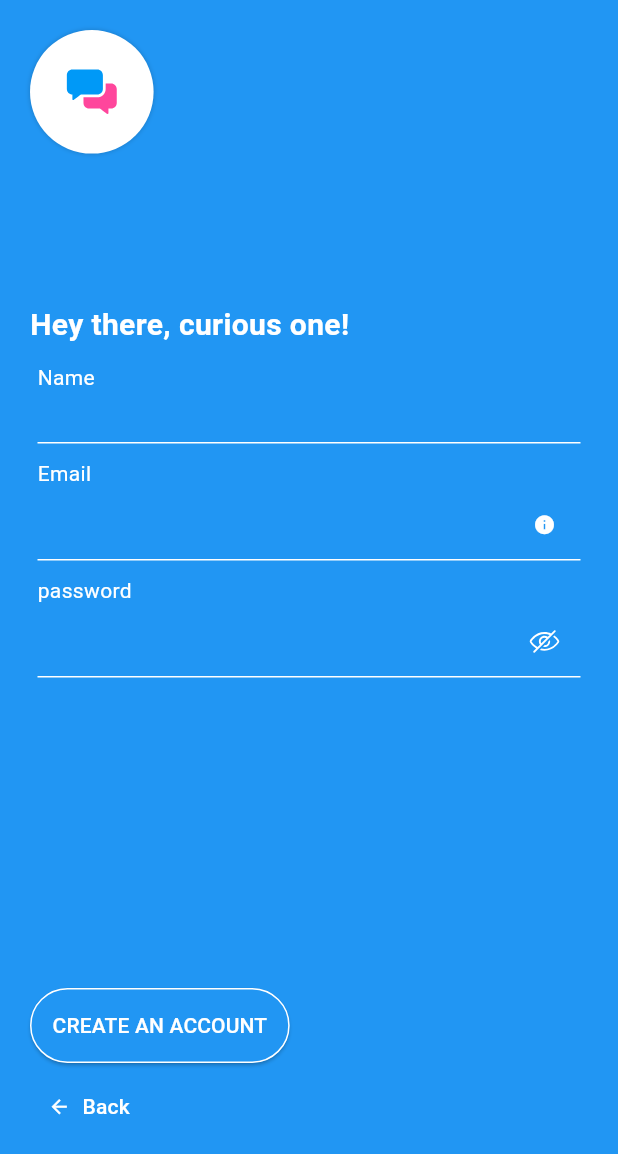
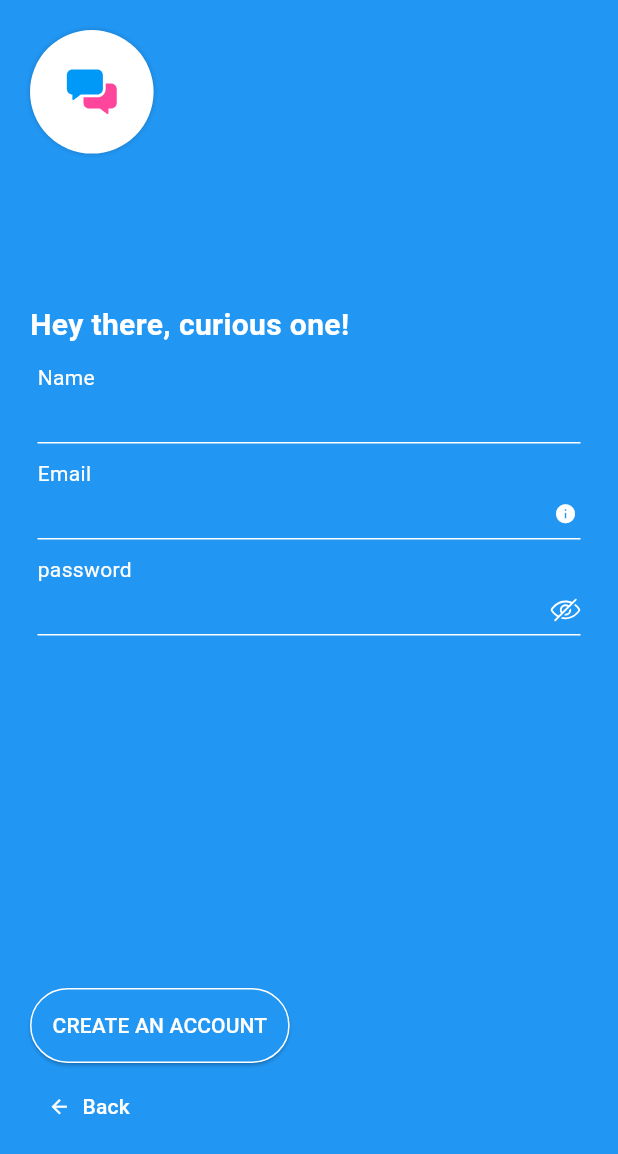
Before and after one commit to gnanasurya19/chit_chat, a Flutter app: the screen it shows after launch, after a tap on "CREATE AN ACCOUNT", on a phone screen of 412 x 824 dp. Shown: the top 1154 px of the screen. Run offline on Flutter 3.47's test engine with Material 3 defaults, Android fonts, the light colour scheme and no system bars; our stand-ins replace animated_theme_switcher, cached_network_image, cloud_firestore, connectivity_plus, dio, firebase_auth and 19 more; missing offline and left inert: audio_waveforms, image_size_getter, open_file_plus, record, video_thumbnail; accounts and stored records are empty; network calls fail.

Commit message:
new theme feature, issue fixes, image rendering issue resolved

```diff
--- a/lib/controller/chat_cubit/chat_state.dart
+++ b/lib/controller/chat_cubit/chat_state.dart
@@ -11,21 +11,16 @@ final class OpenUploadFileDialog extends ChatActionState {}
 
 final class UploadFile extends ChatActionState {
   final MediaType mediaType;
-  final List<String> filePath;
+  final List<String> fileData;
   final FileStatus fileStatus;
 
   UploadFile(
-      {required this.filePath,
+      {required this.fileData,
       required this.fileStatus,
       required this.mediaType});
 }
 
-final class FileUploaded extends ChatActionState {
-  final List<String> fileUrl;
-  final MediaType mediaType;
-
-  FileUploaded({required this.mediaType, required this.fileUrl});
-}
+final class FileUploaded extends ChatActionState {}
 
 final class ChatReadyActionState extends ChatActionState {
   final int chatlength;
--- a/lib/controller/profile_cubit/profile_state.dart
+++ b/lib/controller/profile_cubit/profile_state.dart
@@ -8,13 +8,13 @@ sealed class ProfileActionState extends ProfileState {}
 final class ProfileInitial extends ProfileState {
   final UserData user;
   final bool? isNotification;
-  final bool? isDarkTheme;
+  final AppTheme? appTheme;
   final String? editedprofile;
 
   ProfileInitial({
     required this.user,
     this.isNotification,
-    this.isDarkTheme,
+    this.appTheme,
     this.editedprofile,
   });
 }
--- a/lib/main.dart
+++ b/lib/main.dart
@@ -4,6 +4,7 @@ import 'package:chit_chat/view/screen/profile_edit_page.dart';
 import 'package:firebase_core/firebase_core.dart';
 import 'package:firebase_messaging/firebase_messaging.dart';
 import 'package:flutter/material.dart';
+import 'package:flutter/scheduler.dart';
 import 'package:flutter_bloc/flutter_bloc.dart';
 import 'package:shared_preferences/shared_preferences.dart';
 import 'package:chit_chat/controller/auth_cubit/auth_cubit.dart';
@@ -66,34 +67,52 @@ class ThemeChanger extends StatefulWidget {
 }
 
 class _ThemeChangerState extends State<ThemeChanger> {
-  late Future<bool> isDarkThemeFuture;
+  late Future<AppTheme> isDarkThemeFuture;
+  ThemeData systemTheme = MyAppTheme.lightTheme;
 
   @override
   void initState() {
     super.initState();
-    isDarkThemeFuture = fetchIsDarkTheme().then(
-      (value) {
-        return value;
-      },
-    );
+    isDarkThemeFuture = fetchIsDarkTheme();
+    checkSystemtheme();
   }
 
-  Future<bool> fetchIsDarkTheme() async {
+  Future<AppTheme> fetchIsDarkTheme() async {
     final SharedPreferences sp = await SharedPreferences.getInstance();
     String theme = sp.getString('thememode') ?? 'light';
-    return theme == 'dark';
+    switch (theme) {
+      case 'dark':
+        return AppTheme.dark;
+      case 'light':
+        return AppTheme.light;
+      default:
+        return AppTheme.system;
+    }
+  }
+
+  checkSystemtheme() {
+    var brightness =
+        SchedulerBinding.instance.platformDispatcher.platformBrightness;
+    if (brightness == Brightness.dark) {
+      setState(() {
+        systemTheme = MyAppTheme.darkTheme;
+      });
+    }
   }
 
   @override
   Widget build(BuildContext context) {
-    return FutureBuilder<bool>(
+    return FutureBuilder<AppTheme>(
       future: isDarkThemeFuture,
       builder: (context, snapshot) {
         if (snapshot.hasData) {
-          final isDarkTheme = snapshot.data ?? false;
+          final isDarkTheme = snapshot.data;
           return ThemeProvider(
-            initTheme:
-                isDarkTheme ? MyAppTheme.darkTheme : MyAppTheme.lightTheme,
+            initTheme: isDarkTheme == AppTheme.dark
+                ? MyAppTheme.darkTheme
+                : isDarkTheme == AppTheme.light
+                    ? MyAppTheme.lightTheme
+                    : systemTheme,
             builder: (context, myTheme) {
               return MaterialApp(
                 title: 'ChitChat',
@@ -109,7 +128,6 @@ class _ThemeChangerState extends State<ThemeChanger> {
                   "email": (context) => const EmailVerificationPage(),
                   "profile": (context) => const ProfilePage(),
                   "profile-edit": (context) => const ProfileEditPage(),
-                  // "practice": (context) => const PracticePage(),
                 },
               );
             },
--- /dev/null
+++ b/lib/model/media_data_model.dart
@@ -0,0 +1,9 @@
+class MediaDataModel {
+  String filePath;
+  String? fileUrl;
+  int? width;
+  int? height;
+
+  MediaDataModel(
+      {required this.filePath, this.height, this.width, this.fileUrl});
+}
--- a/lib/model/message_model.dart
+++ b/lib/model/message_model.dart
@@ -20,6 +20,8 @@ class MessageModel {
   bool? isDownloading;
   String? audioDuration = '0.00';
   String? audioCurrentDuration = '0.00';
+  double? imageHeight;
+  double? imageWidth;
 
   MessageModel({
     this.senderID,
@@ -40,6 +42,8 @@ class MessageModel {
     this.audioCurrentDuration,
     this.isDownloading,
     this.isAudioDownloaded,
+    this.imageHeight,
+    this.imageWidth,
   });
 
   MessageModel.fromJson(Map<String, dynamic> json, docID) {
@@ -87,6 +91,8 @@ class MessageModel {
       audioFormData = List.from(json['audioFormData']);
     }
     audioDuration = json['audioDuration'];
+    imageHeight = json['imageHeight'];
+    imageWidth = json['imageWidth'];
   }
 
   Map<String, dynamic> toJson() {
@@ -103,6 +109,8 @@ class MessageModel {
     data['audiourl'] = audioUrl;
     data['audioFormData'] = audioFormData;
     data['audioDuration'] = audioDuration;
+    data['imageHeight'] = imageHeight;
+    data['imageWidth'] = imageWidth;
     return data;
   }
 }
--- a/lib/network/network_api_service.dart
+++ b/lib/network/network_api_service.dart
@@ -3,7 +3,6 @@ import 'dart:convert';
 import 'dart:io';
 import 'package:chit_chat/model/message_model.dart';
 import 'package:chit_chat/model/user_data.dart';
-import 'package:chit_chat/res/common_instants.dart';
 import 'package:dio/dio.dart';
 import 'package:firebase_auth/firebase_auth.dart';
 import 'package:flutter/services.dart';
@@ -68,14 +67,8 @@ class NetworkApiService {
             Uri.parse(
               "https://api.github.com/repos/gnanasurya19/chit_chat/releases/latest",
             ),
-            // headers: {
-            //   'Authorization': 'Bearer $token',
-            //   "Accept": "application/vnd.github+json",
-            //   "X-GitHub-Api-Version": "2022-11-28"
-            // },
           )
           .timeout(const Duration(seconds: 10));
-      print("${response.statusCode} response.statusCode");
       if (response.statusCode == 200) {
         return jsonDecode(response.body);
       } else {
@@ -98,7 +91,6 @@ class NetworkApiService {
     await dio.download(
       url,
       fullPath,
-      onReceiveProgress: (count, total) => print(count),
     );
     return fullPath;
   }
--- a/lib/res/colors.dart
+++ b/lib/res/colors.dart
@@ -23,9 +23,10 @@ class AppColor {
 class MyAppTheme {
   static ThemeData lightTheme = ThemeData(
     textSelectionTheme: TextSelectionThemeData(
-        cursorColor: AppColor.blue,
+      cursorColor: AppColor.white,
       selectionColor: AppColor.blue.withValues(alpha: 0.5),
-        selectionHandleColor: AppColor.blue),
+      selectionHandleColor: AppColor.blueGrey,
+    ),
     brightness: Brightness.light,
     fontFamily: 'Roboto-Regular',
     colorScheme: const ColorScheme.light(
@@ -40,6 +41,7 @@ class MyAppTheme {
       secondary: AppColor.darkGreyText,
       tertiary: AppColor.greyText,
       surfaceDim: AppColor.greyBg,
+      onSecondary: AppColor.blue,
     ),
   );
   static ThemeData darkTheme = ThemeData(
@@ -61,6 +63,6 @@ class MyAppTheme {
         secondary: AppColor.white,
         tertiary: AppColor.white,
         surfaceDim: AppColor.blueGrey,
-    ),
+        onSecondary: AppColor.white),
   );
 }
--- a/lib/res/common_instants.dart
+++ b/lib/res/common_instants.dart
@@ -118,19 +118,12 @@ Future<void> onBackgroundMsg(RemoteMessage message) async {
 setBadgeCount(int count) async {
   SharedPreferences sp = await SharedPreferences.getInstance();
   sp.setInt('badgeCount', count);
-  // print('entered');
-
-  // print(count);
   if (count == 0) {
     // FlutterAppBadger.removeBadge(0);
     // FlutterAppBadgeControl().getPlatformVersion();
-    // print('badge');
   } else {
-    // print(await FlutterAppBadgeControl.isAppBadgeSupported());
     // FlutterAppBadger.updateBadgeCount(2);
-    // print('count');
     // FlutterAppBadgeControl.updateBadgeCount(count).then((value) {
-    // print('success');
     // });
   }
 }
@@ -264,3 +257,5 @@ Future<void> groupNotification(
     NotificationDetails(android: summaryNotificationDetails),
   );
 }
+
+enum AppTheme { dark, light, system }
--- a/lib/res/custom_widget/text_field_animation.dart
+++ b/lib/res/custom_widget/text_field_animation.dart
@@ -98,20 +98,28 @@ class _TextFieldAnimationState extends State<TextFieldAnimation>
                   controller: widget.controller,
                   decoration: InputDecoration(
                     isDense: true,
-                    contentPadding: const EdgeInsets.all(5),
+                    contentPadding: const EdgeInsets.fromLTRB(0, 5, 5, 5),
+                    suffixIconConstraints: BoxConstraints(minWidth: 0),
                     suffixIcon: (widget.isPassword ?? false)
-                        ? IconButton(
-                            onPressed: () {
+                        ? InkWell(
+                            splashFactory: NoSplash.splashFactory,
+                            onTap: () {
                               if (widget.onSufClick != null) {
                                 widget.onSufClick!();
                               }
                             },
-                            icon: SVGIcon(
+                            child: Container(
+                              decoration: BoxDecoration(
+                                shape: BoxShape.circle,
+                              ),
+                              width: style.icon.sm,
+                              height: style.icon.sm,
+                              child: SVGIcon(
                                 name: widget.isPassWordVisible ?? false
                                     ? 'eye'
                                     : 'hide-eye',
                                 color: widget.color,
-                              size: style.icon.sm,
+                              ),
                             ),
                           )
                         : widget.issignUpEmail ?? false
@@ -141,8 +149,8 @@ class EmailNotePopoverBtn extends StatelessWidget {
 
   @override
   Widget build(BuildContext context) {
-    return IconButton(
-      onPressed: () {
+    return InkWell(
+      onTap: () {
         showPopover(
           context: context,
           direction: PopoverDirection.top,
@@ -155,11 +163,15 @@ class EmailNotePopoverBtn extends StatelessWidget {
           ),
         );
       },
-      icon: Icon(
+      child: SizedBox(
+        width: style.icon.sm,
+        height: style.icon.sm,
+        child: Icon(
           Icons.info,
           color: AppColor.white,
           size: style.icon.xs,
         ),
+      ),
     );
   }
 }
--- a/lib/view/screen/home_page.dart
+++ b/lib/view/screen/home_page.dart
@@ -29,11 +29,7 @@ class _HomePageState extends State<HomePage> with WidgetsBindingObserver {
   void initState() {
     BlocProvider.of<HomeCubit>(context).onInit().then((v) {
       if (mounted) {
-        BlocProvider.of<ProfileCubit>(context).getProfile().then((v) {
-          if (mounted) {
-            BlocProvider.of<UpdateCubit>(context).checkforUpdate('auto');
-          }
-        });
+        BlocProvider.of<ProfileCubit>(context).getProfile();
       }
     });
     WidgetsBinding.instance.addObserver(this);
--- a/lib/view/widget/logout_confirmation.dart
+++ b/lib/view/widget/logout_confirmation.dart
@@ -14,7 +14,7 @@ class LogoutConfirmation extends StatelessWidget {
   Widget build(BuildContext context) {
     return Dialog(
       shadowColor: AppColor.black,
-      elevation: 20,
+      elevation: 15,
       backgroundColor: Theme.of(context).colorScheme.onTertiary,
       clipBehavior: Clip.antiAliasWithSaveLayer,
       child: Container(
--- a/pubspec.yaml
+++ b/pubspec.yaml
@@ -1,16 +1,14 @@
 name: chit_chat
 description: "A new Flutter project."
 publish_to: 'none'
-version: 1.1.2
+version: 1.2.0
 
 environment:
   sdk: ^3.5.1
 
 dependencies:
   animated_theme_switcher: ^2.0.10
-  animated_toggle_switch: ^0.8.3
   animations: ^2.0.11
-  audio_session: ^0.1.21
   audio_waveforms: ^1.2.0
   cached_network_image: ^3.4.1
   cloud_firestore: ^5.5.0
@@ -31,6 +29,7 @@ dependencies:
   googleapis_auth: ^1.6.0
   http: ^1.2.2
   image_picker: ^1.1.2
+  image_size_getter: ^2.4.0
   intl: ^0.20.1
   lottie: ^3.1.2
   open_file_plus: ^3.4.1+1
@@ -40,7 +39,6 @@ dependencies:
   photo_view: ^0.15.0
   popover: ^0.3.0+1
   record: ^5.2.0
-  scrollable_positioned_list: ^0.3.8
   share_plus: ^10.1.2
   shared_preferences: ^2.3.2
   timer_count_down: ^2.2.2
```
Also changed, not shown: lib/controller/chat_cubit/chat_cubit.dart (+54 -30 lines), lib/controller/profile_cubit/profile_cubit.dart (+28 -14 lines), lib/controller/update_cubit/update_cubit.dart (+0 -7 lines), lib/view/screen/chat_page.dart (+16 -14 lines), lib/view/screen/profile_page.dart (+82 -57 lines), lib/view/widget/file_upload_dialog.dart (+11 -5 lines), lib/view/widget/user_card.dart (+9 -3 lines), pubspec.lock, 2 other files. Lines whose indentation alone changed are shown as unchanged.
